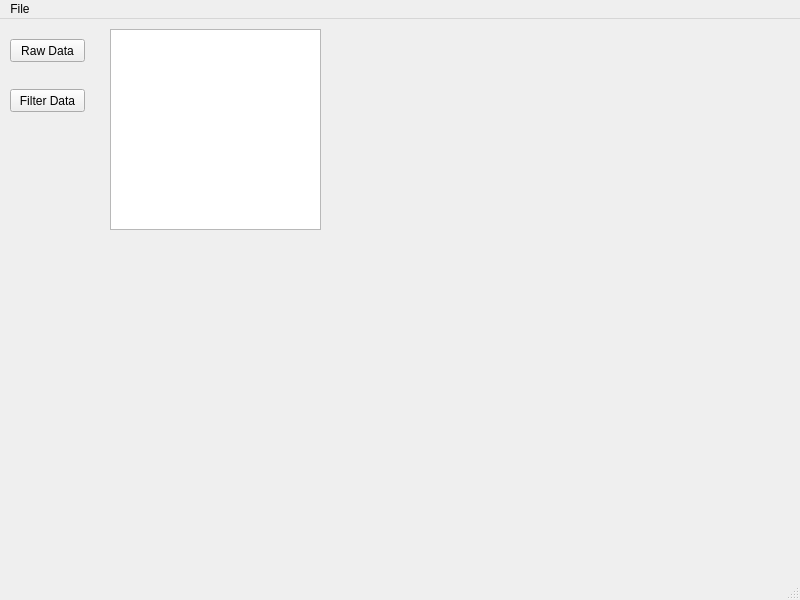
The window that appForWin/mainwindow.ui (fycookie/PD) describes before a commit, drawn with Qt 5.
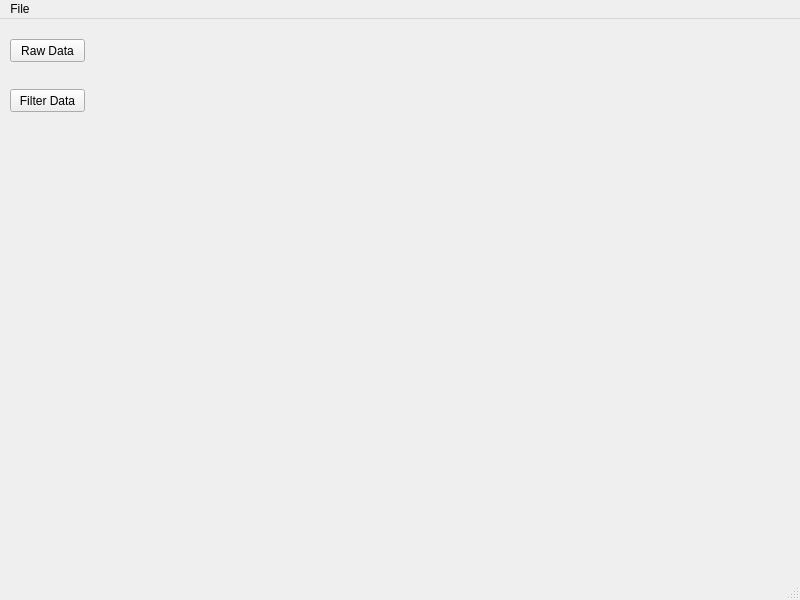
The same window after the commit. Custom widgets are drawn as their Qt base class.

```diff
--- a/appForWin/mainwindow.ui
+++ b/appForWin/mainwindow.ui
@@ -27,16 +27,6 @@
      <string>Raw Data</string>
     </property>
    </widget>
-   <widget class="QGraphicsView" name="graphicsView">
-    <property name="geometry">
-     <rect>
-      <x>110</x>
-      <y>10</y>
-      <width>211</width>
-      <height>201</height>
-     </rect>
-    </property>
-   </widget>
    <widget class="QPushButton" name="filterDataBtn">
     <property name="geometry">
      <rect>
@@ -50,6 +40,16 @@
      <string>Filter Data</string>
     </property>
    </widget>
+   <widget class="QCustomPlot" name="widgetplot" native="true">
+    <property name="geometry">
+     <rect>
+      <x>130</x>
+      <y>20</y>
+      <width>391</width>
+      <height>241</height>
+     </rect>
+    </property>
+   </widget>
   </widget>
   <widget class="QMenuBar" name="menubar">
    <property name="geometry">
@@ -87,6 +87,14 @@
    </property>
   </action>
  </widget>
+ <customwidgets>
+  <customwidget>
+   <class>QCustomPlot</class>
+   <extends>QWidget</extends>
+   <header>qcustomplot.h</header>
+   <container>1</container>
+  </customwidget>
+ </customwidgets>
  <resources/>
  <connections/>
 </ui>
```
